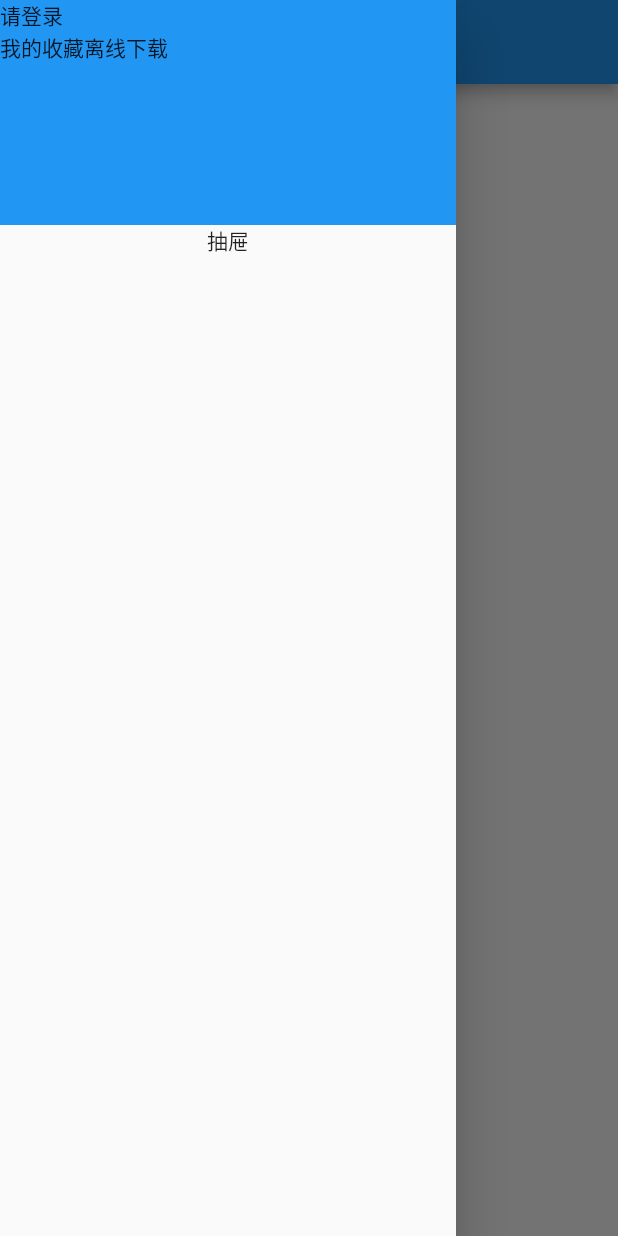
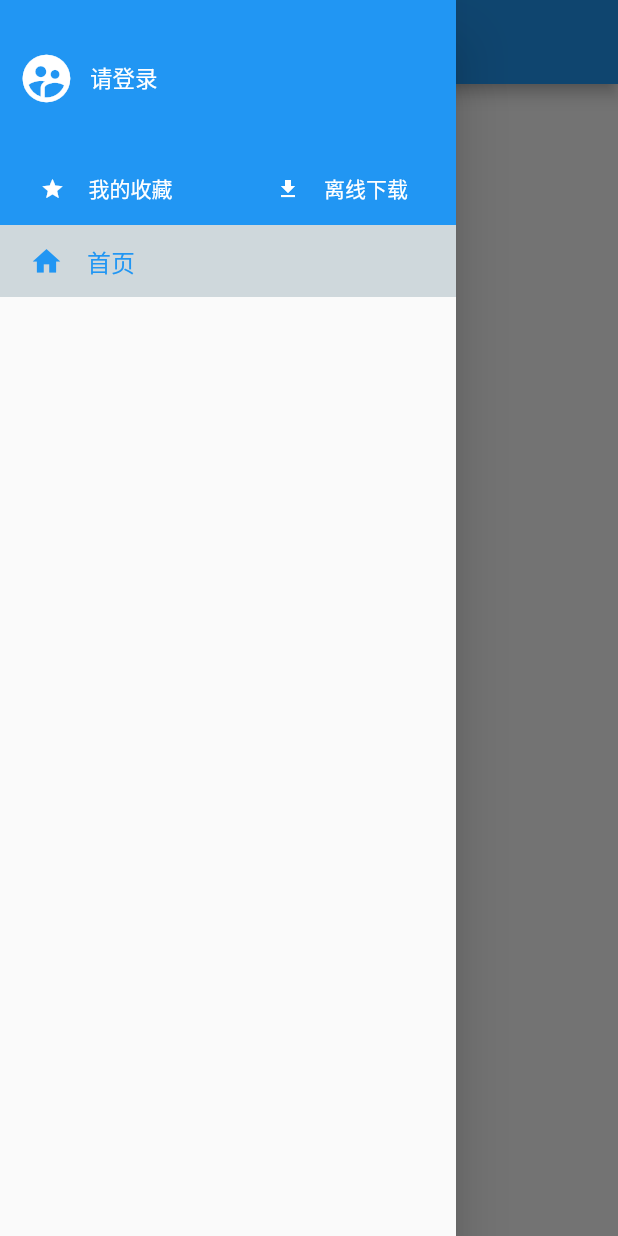
Before and after one commit to blackfrogxxoo/zhihu_daily, a Flutter app: the screen it shows after launch, with the side drawer open, on a phone screen of 412 x 824 dp. Run offline on Flutter 3.47's test engine with Material 2 defaults, Android fonts, the phone set to English and light mode, and no system bars; generated files the repository leaves out were written again.

Commit message:
抽屉UI。

```diff
--- a/lib/page/main_page.dart
+++ b/lib/page/main_page.dart
@@ -1,6 +1,11 @@
 import 'package:flutter/material.dart';
 
 class MainPage extends StatelessWidget {
+  _collection() {}
+
+  _downloadOffline() {}
+
+  _login() {}
   @override
   Widget build(BuildContext context) {
     return Scaffold(
@@ -12,19 +17,94 @@ class MainPage extends StatelessWidget {
           child: Column(
             children: <Widget>[
               Container(
+                padding: EdgeInsets.only(top: 25),
                 color: Colors.blue,
                 height: 150,
                 child: Column(
+                  mainAxisAlignment: MainAxisAlignment.spaceBetween,
                   children: <Widget>[
-                    Row(
-                      children: <Widget>[
-                        Text("请登录")
-                      ],
+                    Padding(
+                      padding: EdgeInsets.only(
+                          left: 12, top: 8, right: 12, bottom: 8),
+                      child: InkWell(
+                        onTap: _login,
+                        child: Row(
+                          children: <Widget>[
+                            Icon(
+                              Icons.supervised_user_circle,
+                              color: Colors.white,
+                              size: 38,
+                            ),
+                            SizedBox(
+                              width: 10,
+                            ),
+                            Text(
+                              "请登录",
+                              style: TextStyle(
+                                fontSize: 15,
+                                color: Colors.white,
+                              ),
+                            ),
+                          ],
+                        ),
+                      ),
                     ),
                     Row(
+                      verticalDirection: VerticalDirection.down,
+                      mainAxisAlignment: MainAxisAlignment.spaceEvenly,
                       children: <Widget>[
-                        Text("我的收藏"),
-                        Text("离线下载"),
+                        FlatButton(
+                          padding: EdgeInsets.only(
+                              left: 10, top: 10, right: 15, bottom: 10),
+                          onPressed: _collection,
+                          child: Row(
+                            children: <Widget>[
+                              Icon(
+                                Icons.star,
+                                color: Colors.white,
+                                size: 16,
+                              ),
+                              SizedBox(
+                                width: 16,
+                              ),
+                              Text(
+                                "我的收藏",
+                                style: TextStyle(
+                                  decorationStyle: TextDecorationStyle.solid,
+                                  fontSize: 14,
+                                  color: Colors.white,
+                                ),
+                              ),
+                            ],
+                          ),
+                        ),
+                        SizedBox(
+                          width: 10,
+                        ),
+                        FlatButton(
+                          padding: EdgeInsets.only(
+                              left: 10, top: 10, right: 15, bottom: 10),
+                          onPressed: _downloadOffline,
+                          child: Row(
+                            children: <Widget>[
+                              Icon(
+                                Icons.file_download,
+                                color: Colors.white,
+                                size: 16,
+                              ),
+                              SizedBox(
+                                width: 16,
+                              ),
+                              Text(
+                                "离线下载",
+                                style: TextStyle(
+                                  fontSize: 14,
+                                  color: Colors.white,
+                                ),
+                              ),
+                            ],
+                          ),
+                        ),
                       ],
                     ),
                   ],
@@ -33,9 +113,37 @@ class MainPage extends StatelessWidget {
               Center(
                 widthFactor: 1.0,
                 heightFactor: 1.0,
-                child: Text("抽屉"),
+                child: Container(
+                    padding: EdgeInsets.only(
+                        left: 20, top: 12, right: 15, bottom: 12),
+                    color: Colors.blueGrey[100],
+                    child: InkWell(
+                      onTap: () {
+                        Navigator.pop(context);
+                      },
+                      child: Row(
+                        children: <Widget>[
+                          Icon(
+                            Icons.home,
+                            color: Colors.blue,
+                            size: 22,
+                          ),
+                          SizedBox(
+                            width: 16,
+                          ),
+                          Text(
+                            "首页",
+                            style: TextStyle(
+                              decorationStyle: TextDecorationStyle.solid,
+                              fontSize: 16,
+                              color: Colors.blue,
+                            ),
+                          ),
+                        ],
+                      ),
+                    ),
+                ),
               ),
-
             ],
           ),
         ),
```
